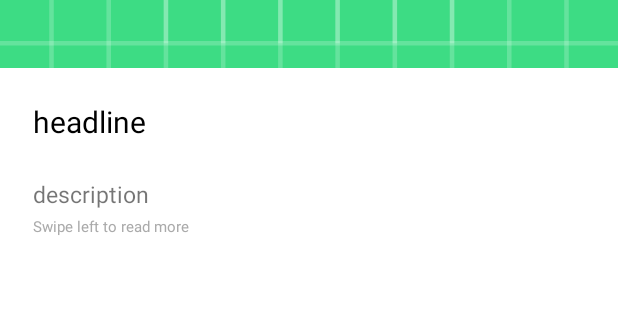
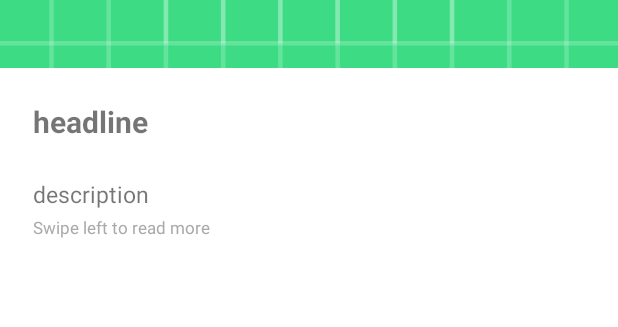
Before and after one commit to gauravr397/NewsShort, an Android app: the layout item_container.xml on its own in the app's theme, with its tools: preview values and no code run, on a phone screen of 412 x 824 dp. Shown: the part 382-709 px from the top of the screen. Run offline under Robolectric (Android 15) with nearby library versions, the phone set to English and light mode, and no system bars.

Commit message:
bug fix //

```diff
--- a/app/src/main/res/layout/item_container.xml
+++ b/app/src/main/res/layout/item_container.xml
@@ -31,7 +31,7 @@
                 android:id="@+id/headine"
                 android:padding="2dp"
                 android:text="headline"
-                android:textColor="@color/black"
+                android:textStyle="bold"
                 android:textSize="20dp"
                 android:layout_margin="20dp"/>
 
@@ -53,7 +53,7 @@
                 android:padding="2dp"
                 android:textColor="@android:color/darker_gray"
                 android:text="Swipe left to read more"
-                android:textSize="10dp"
+                android:textSize="11dp"
                 android:layout_marginLeft="20dp"
                 android:layout_marginRight="20dp"/>
 
```
